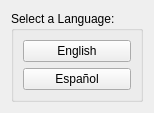
First picture: the form in src/gui/language_dialog.ui, repository Ecotrust/delphos, before the edit.
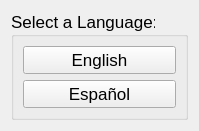
Second picture: the form after the edit.

Commit message: mac layout and font fixes

Patch:
```diff
--- a/src/gui/language_dialog.ui
+++ b/src/gui/language_dialog.ui
@@ -15,6 +15,11 @@
   <layout class="QHBoxLayout" >
    <item>
     <widget class="QGroupBox" name="groupBox" >
+     <property name="font" >
+      <font>
+       <pointsize>13</pointsize>
+      </font>
+     </property>
      <property name="title" >
       <string>Select a Language:</string>
      </property>
```
The commit also changes 14 other files.
